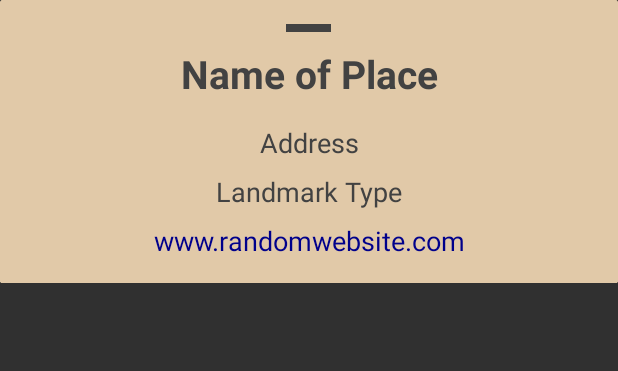
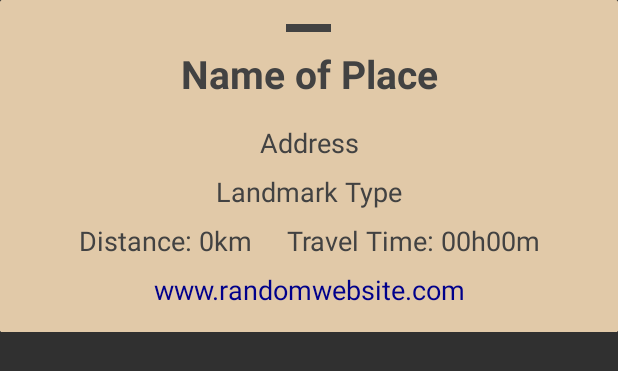
Before and after one commit to Tristand1506/QuestBoard, an Android app: the layout bottom_sheet.xml on its own in the app's theme, with its tools: preview values and no code run, on a phone screen of 412 x 824 dp. Shown: the top 371 px of the screen. Run offline under Robolectric (Android 15) with nearby library versions, the phone set to English and light mode, and no system bars.

Commit message:
added routing info to bottom sheet

```diff
--- a/app/src/main/java/com/sleeplessstudios/mappapp/MapsActivity.java
+++ b/app/src/main/java/com/sleeplessstudios/mappapp/MapsActivity.java
@@ -43,6 +43,7 @@ public class MapsActivity extends FragmentActivity implements OnMapReadyCallback
     private TextView address;
     private TextView placeType;
     private TextView website;
+    private TextView routingInfo;
 
     boolean isPermissionGranted;
 
@@ -76,6 +77,7 @@ public class MapsActivity extends FragmentActivity implements OnMapReadyCallback
         address = findViewById(R.id.bottom_address_txt);
         placeType = findViewById(R.id.bottom_type_txt);
         website = findViewById(R.id.bottom_website_txt);
+        routingInfo = findViewById(R.id.bottom_routing_txt);
 
         //PLACES PULL UP TAB
         LinearLayout linearLayout = findViewById(R.id.design_bottom_sheet);
--- a/app/src/main/res/layout/bottom_sheet.xml
+++ b/app/src/main/res/layout/bottom_sheet.xml
@@ -60,6 +60,15 @@
                 android:text="Landmark Type"
                 android:textAlignment="center"
                 android:textColor="@color/cardview_dark_background" />
+            <TextView
+                android:id="@+id/bottom_routing_txt"
+                style="@style/TextAppearance.AppCompat.Medium"
+                android:layout_width="match_parent"
+                android:layout_height="wrap_content"
+                android:layout_marginTop="8dp"
+                android:text="Distance: 0km     Travel Time: 00h00m"
+                android:textAlignment="center"
+                android:textColor="@color/cardview_dark_background" />
 
             <TextView
                 android:id="@+id/bottom_website_txt"
```
